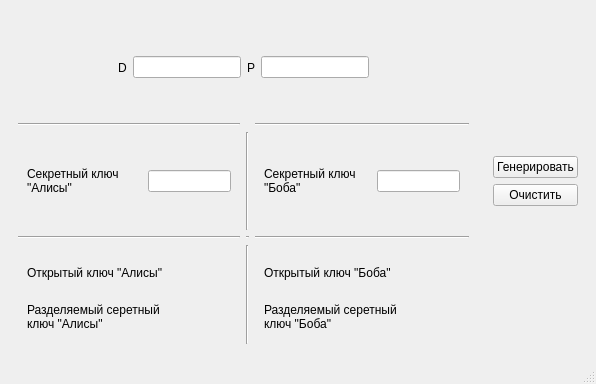
First picture: the form in mainwindow.ui, repository MrFireDeN/RSA, before the edit.
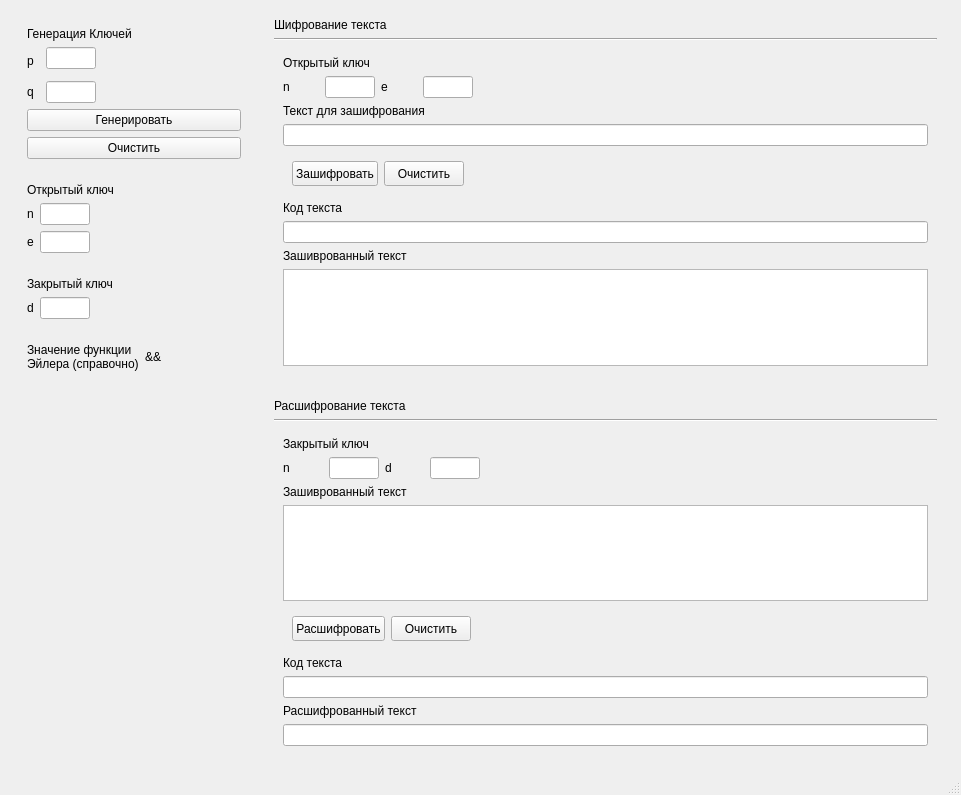
Second picture: the form after the edit.

Commit message: feat: реализован ui

What changed in the file:
```diff
--- a/mainwindow.ui
+++ b/mainwindow.ui
@@ -6,107 +6,105 @@
    <rect>
     <x>0</x>
     <y>0</y>
-    <width>596</width>
-    <height>384</height>
+    <width>961</width>
+    <height>795</height>
    </rect>
   </property>
   <property name="windowTitle">
    <string>RSA</string>
   </property>
   <widget class="QWidget" name="centralwidget">
-   <layout class="QHBoxLayout" name="horizontalLayout_4">
-    <item>
+   <layout class="QGridLayout" name="gridLayout_10">
+    <item row="0" column="0" rowspan="2">
      <widget class="QWidget" name="widget" native="true">
-      <layout class="QGridLayout" name="gridLayout_3">
-       <item row="1" column="0">
-        <widget class="Line" name="line">
-         <property name="orientation">
-          <enum>Qt::Horizontal</enum>
-         </property>
-        </widget>
-       </item>
-       <item row="2" column="1">
-        <widget class="Line" name="line_4">
-         <property name="orientation">
-          <enum>Qt::Vertical</enum>
-         </property>
-        </widget>
-       </item>
-       <item row="2" column="2">
-        <widget class="QWidget" name="widget_4" native="true">
-         <layout class="QHBoxLayout" name="horizontalLayout_2">
-          <item>
-           <widget class="QLabel" name="label_9">
+      <property name="maximumSize">
+       <size>
+        <width>250</width>
+        <height>16777215</height>
+       </size>
+      </property>
+      <layout class="QVBoxLayout" name="verticalLayout">
+       <item>
+        <widget class="QWidget" name="keyGenerator" native="true">
+         <layout class="QGridLayout" name="gridLayout_4">
+          <item row="3" column="4">
+           <spacer name="horizontalSpacer_3">
+            <property name="orientation">
+             <enum>Qt::Horizontal</enum>
+            </property>
+            <property name="sizeHint" stdset="0">
+             <size>
+              <width>40</width>
+              <height>20</height>
+             </size>
+            </property>
+           </spacer>
+          </item>
+          <item row="1" column="2">
+           <widget class="QLineEdit" name="p">
+            <property name="maximumSize">
+             <size>
+              <width>50</width>
+              <height>16777215</height>
+             </size>
+            </property>
+           </widget>
+          </item>
+          <item row="3" column="0">
+           <widget class="QLabel" name="label_2">
             <property name="text">
-             <string>Секретный ключ &quot;Боба&quot;</string>
+             <string>q</string>
             </property>
-            <property name="textFormat">
-             <enum>Qt::AutoText</enum>
+           </widget>
+          </item>
+          <item row="3" column="2">
+           <widget class="QLineEdit" name="q">
+            <property name="maximumSize">
+             <size>
+              <width>50</width>
+              <height>16777215</height>
+             </size>
             </property>
-            <property name="wordWrap">
-             <bool>true</bool>
+           </widget>
+          </item>
+          <item row="1" column="0" rowspan="2" colspan="2">
+           <widget class="QLabel" name="label_1">
+            <property name="text">
+             <string>p</string>
             </property>
            </widget>
           </item>
-          <item>
-           <widget class="QLineEdit" name="secretKeyBob"/>
+          <item row="0" column="0" colspan="5">
+           <widget class="QLabel" name="label">
+            <property name="text">
+             <string>Генерация Ключей</string>
+            </property>
+           </widget>
+          </item>
+          <item row="4" column="0" colspan="5">
+           <widget class="QPushButton" name="btnGenerate">
+            <property name="text">
+             <string>Генерировать</string>
+            </property>
+           </widget>
+          </item>
+          <item row="6" column="0" colspan="5">
+           <widget class="QPushButton" name="btnClean">
+            <property name="text">
+             <string>Очистить</string>
+            </property>
+           </widget>
           </item>
          </layout>
         </widget>
        </item>
-       <item row="4" column="2">
-        <widget class="QWidget" name="widget_6" native="true">
-         <layout class="QGridLayout" name="gridLayout">
-          <item row="0" column="1">
-           <widget class="QLabel" name="openKeyBob">
-            <property name="text">
-             <string/>
-            </property>
-           </widget>
-          </item>
-          <item row="0" column="0">
-           <widget class="QLabel" name="label_7">
-            <property name="text">
-             <string>Открытый ключ &quot;Боба&quot;</string>
-            </property>
-            <property name="textFormat">
-             <enum>Qt::AutoText</enum>
-            </property>
-            <property name="wordWrap">
-             <bool>true</bool>
-            </property>
-           </widget>
-          </item>
-          <item row="1" column="1">
-           <widget class="QLabel" name="globalKeyBob">
-            <property name="text">
-             <string/>
-            </property>
-           </widget>
-          </item>
+       <item>
+        <widget class="QWidget" name="openKeys" native="true">
+         <layout class="QGridLayout" name="gridLayout_5">
           <item row="1" column="0">
-           <widget class="QLabel" name="label_8">
-            <property name="text">
-             <string>Разделяемый серетный ключ &quot;Боба&quot;</string>
-            </property>
-            <property name="textFormat">
-             <enum>Qt::AutoText</enum>
-            </property>
-            <property name="wordWrap">
-             <bool>true</bool>
-            </property>
-           </widget>
-          </item>
-         </layout>
-        </widget>
-       </item>
-       <item row="2" column="0">
-        <widget class="QWidget" name="widget_3" native="true">
-         <layout class="QHBoxLayout" name="horizontalLayout">
-          <item>
            <widget class="QLabel" name="label_3">
             <property name="text">
-             <string>Секретный ключ &quot;Алисы&quot;</string>
+             <string>n</string>
             </property>
             <property name="textFormat">
              <enum>Qt::AutoText</enum>
@@ -116,39 +114,79 @@
             </property>
            </widget>
           </item>
-          <item>
-           <widget class="QLineEdit" name="secretKeyAlice"/>
+          <item row="1" column="1">
+           <widget class="QLineEdit" name="openKeyN">
+            <property name="maximumSize">
+             <size>
+              <width>50</width>
+              <height>16777215</height>
+             </size>
+            </property>
+           </widget>
+          </item>
+          <item row="2" column="0">
+           <widget class="QLabel" name="label_9">
+            <property name="text">
+             <string>e</string>
+            </property>
+            <property name="textFormat">
+             <enum>Qt::AutoText</enum>
+            </property>
+            <property name="wordWrap">
+             <bool>true</bool>
+            </property>
+           </widget>
+          </item>
+          <item row="2" column="1">
+           <widget class="QLineEdit" name="openKeyE">
+            <property name="maximumSize">
+             <size>
+              <width>50</width>
+              <height>16777215</height>
+             </size>
+            </property>
+           </widget>
+          </item>
+          <item row="2" column="3">
+           <spacer name="horizontalSpacer_6">
+            <property name="orientation">
+             <enum>Qt::Horizontal</enum>
+            </property>
+            <property name="sizeHint" stdset="0">
+             <size>
+              <width>40</width>
+              <height>20</height>
+             </size>
+            </property>
+           </spacer>
+          </item>
+          <item row="0" column="0" colspan="4">
+           <widget class="QLabel" name="label_10">
+            <property name="text">
+             <string>Открытый ключ</string>
+            </property>
+           </widget>
           </item>
          </layout>
         </widget>
        </item>
-       <item row="4" column="0">
-        <widget class="QWidget" name="widget_5" native="true">
+       <item>
+        <widget class="QWidget" name="secretKeys" native="true">
          <layout class="QGridLayout" name="gridLayout_2">
-          <item row="0" column="0">
-           <widget class="QLabel" name="label_5">
-            <property name="text">
-             <string>Открытый ключ &quot;Алисы&quot;</string>
-            </property>
-            <property name="textFormat">
-             <enum>Qt::AutoText</enum>
-            </property>
-            <property name="wordWrap">
-             <bool>true</bool>
-            </property>
-           </widget>
-          </item>
-          <item row="0" column="1">
-           <widget class="QLabel" name="openKeyAlice">
-            <property name="text">
-             <string/>
+          <item row="1" column="1">
+           <widget class="QLineEdit" name="secretKeyD">
+            <property name="maximumSize">
+             <size>
+              <width>50</width>
+              <height>16777215</height>
+             </size>
             </property>
            </widget>
           </item>
           <item row="1" column="0">
            <widget class="QLabel" name="label_6">
             <property name="text">
-             <string>Разделяемый серетный ключ &quot;Алисы&quot;</string>
+             <string>d</string>
             </property>
             <property name="textFormat">
              <enum>Qt::AutoText</enum>
@@ -158,20 +196,7 @@
             </property>
            </widget>
           </item>
-          <item row="1" column="1">
-           <widget class="QLabel" name="globalKeyAlice">
-            <property name="text">
-             <string/>
-            </property>
-           </widget>
-          </item>
-         </layout>
-        </widget>
-       </item>
-       <item row="0" column="0" colspan="3">
-        <widget class="QWidget" name="widget_2" native="true">
-         <layout class="QHBoxLayout" name="horizontalLayout_3">
-          <item>
+          <item row="1" column="2">
            <spacer name="horizontalSpacer">
             <property name="orientation">
              <enum>Qt::Horizontal</enum>
@@ -184,27 +209,75 @@
             </property>
            </spacer>
           </item>
-          <item>
-           <widget class="QLabel" name="label_1">
+          <item row="0" column="0" colspan="3">
+           <widget class="QLabel" name="label_5">
             <property name="text">
-             <string>D</string>
+             <string>Закрытый ключ</string>
             </property>
+            <property name="textFormat">
+             <enum>Qt::AutoText</enum>
+            </property>
+            <property name="wordWrap">
+             <bool>true</bool>
+            </property>
            </widget>
           </item>
+         </layout>
+        </widget>
+       </item>
+       <item>
+        <widget class="QWidget" name="eulerFun" native="true">
+         <layout class="QHBoxLayout" name="horizontalLayout">
           <item>
-           <widget class="QLineEdit" name="D"/>
+           <widget class="QLabel" name="label_8">
+            <property name="text">
+             <string>Значение функции Эйлера (справочно)</string>
+            </property>
+            <property name="wordWrap">
+             <bool>true</bool>
+            </property>
+           </widget>
           </item>
           <item>
-           <widget class="QLabel" name="label_2">
+           <widget class="QLabel" name="euler">
             <property name="text">
-             <string>P</string>
+             <string>&amp;&amp;</string>
             </property>
            </widget>
           </item>
-          <item>
-           <widget class="QLineEdit" name="P"/>
+         </layout>
+        </widget>
+       </item>
+       <item>
+        <spacer name="verticalSpacer">
+         <property name="orientation">
+          <enum>Qt::Vertical</enum>
+         </property>
+         <property name="sizeHint" stdset="0">
+          <size>
+           <width>20</width>
+           <height>40</height>
+          </size>
+         </property>
+        </spacer>
+       </item>
+      </layout>
+     </widget>
+    </item>
+    <item row="0" column="1">
+     <widget class="QWidget" name="widget_11" native="true">
+      <layout class="QGridLayout" name="gridLayout">
+       <item row="2" column="0">
+        <widget class="QWidget" name="widget_6" native="true">
+         <layout class="QGridLayout" name="gridLayout_3">
+          <item row="2" column="0" colspan="5">
+           <widget class="QLabel" name="label_15">
+            <property name="text">
+             <string>Текст для зашифрования</string>
+            </property>
+           </widget>
           </item>
-          <item>
+          <item row="1" column="4">
            <spacer name="horizontalSpacer_2">
             <property name="orientation">
              <enum>Qt::Horizontal</enum>
@@ -217,90 +290,285 @@
             </property>
            </spacer>
           </item>
+          <item row="1" column="1">
+           <widget class="QLineEdit" name="secretKeyBob_2">
+            <property name="maximumSize">
+             <size>
+              <width>50</width>
+              <height>16777215</height>
+             </size>
+            </property>
+           </widget>
+          </item>
+          <item row="1" column="0">
+           <widget class="QLabel" name="label_7">
+            <property name="text">
+             <string>n</string>
+            </property>
+            <property name="textFormat">
+             <enum>Qt::AutoText</enum>
+            </property>
+            <property name="wordWrap">
+             <bool>true</bool>
+            </property>
+           </widget>
+          </item>
+          <item row="1" column="3">
+           <widget class="QLineEdit" name="secretKeyAlice_2">
+            <property name="maximumSize">
+             <size>
+              <width>50</width>
+              <height>16777215</height>
+             </size>
+            </property>
+           </widget>
+          </item>
+          <item row="3" column="0" colspan="5">
+           <widget class="QLineEdit" name="lineEdit_2"/>
+          </item>
+          <item row="6" column="0" colspan="5">
+           <widget class="QLineEdit" name="lineEdit_3"/>
+          </item>
+          <item row="8" column="0" colspan="5">
+           <widget class="QTextEdit" name="textEdit"/>
+          </item>
+          <item row="0" column="0" colspan="5">
+           <widget class="QLabel" name="label_12">
+            <property name="text">
+             <string>Открытый ключ</string>
+            </property>
+           </widget>
+          </item>
+          <item row="5" column="0" colspan="5">
+           <widget class="QLabel" name="label_16">
+            <property name="text">
+             <string>Код текста</string>
+            </property>
+           </widget>
+          </item>
+          <item row="1" column="2">
+           <widget class="QLabel" name="label_13">
+            <property name="text">
+             <string>e</string>
+            </property>
+            <property name="textFormat">
+             <enum>Qt::AutoText</enum>
+            </property>
+            <property name="wordWrap">
+             <bool>true</bool>
+            </property>
+           </widget>
+          </item>
+          <item row="7" column="0" colspan="5">
+           <widget class="QLabel" name="label_17">
+            <property name="text">
+             <string>Зашиврованный текст</string>
+            </property>
+           </widget>
+          </item>
+          <item row="4" column="0" colspan="4">
+           <widget class="QWidget" name="widget_12" native="true">
+            <layout class="QHBoxLayout" name="horizontalLayout_2">
+             <item>
+              <widget class="QPushButton" name="pushButton">
+               <property name="minimumSize">
+                <size>
+                 <width>0</width>
+                 <height>25</height>
+                </size>
+               </property>
+               <property name="text">
+                <string>Зашифровать</string>
+               </property>
+              </widget>
+             </item>
+             <item>
+              <widget class="QPushButton" name="pushButton_2">
+               <property name="minimumSize">
+                <size>
+                 <width>0</width>
+                 <height>25</height>
+                </size>
+               </property>
+               <property name="text">
+                <string>Очистить</string>
+               </property>
+              </widget>
+             </item>
+            </layout>
+           </widget>
+          </item>
          </layout>
         </widget>
        </item>
-       <item row="1" column="2">
+       <item row="0" column="0" colspan="2">
+        <widget class="QLabel" name="label_11">
+         <property name="text">
+          <string>Шифрование текста</string>
+         </property>
+        </widget>
+       </item>
+       <item row="1" column="0">
+        <widget class="Line" name="line">
+         <property name="orientation">
+          <enum>Qt::Horizontal</enum>
+         </property>
+        </widget>
+       </item>
+      </layout>
+     </widget>
+    </item>
+    <item row="1" column="1">
+     <widget class="QWidget" name="widget_13" native="true">
+      <layout class="QGridLayout" name="gridLayout_8">
+       <item row="2" column="0">
+        <widget class="QWidget" name="widget_16" native="true">
+         <layout class="QGridLayout" name="gridLayout_9">
+          <item row="1" column="2">
+           <widget class="QLabel" name="label_34">
+            <property name="text">
+             <string>d</string>
+            </property>
+            <property name="textFormat">
+             <enum>Qt::AutoText</enum>
+            </property>
+            <property name="wordWrap">
+             <bool>true</bool>
+            </property>
+           </widget>
+          </item>
+          <item row="1" column="0">
+           <widget class="QLabel" name="label_31">
+            <property name="text">
+             <string>n</string>
+            </property>
+            <property name="textFormat">
+             <enum>Qt::AutoText</enum>
+            </property>
+            <property name="wordWrap">
+             <bool>true</bool>
+            </property>
+           </widget>
+          </item>
+          <item row="1" column="1">
+           <widget class="QLineEdit" name="secretKeyBob_5">
+            <property name="maximumSize">
+             <size>
+              <width>50</width>
+              <height>16777215</height>
+             </size>
+            </property>
+           </widget>
+          </item>
+          <item row="1" column="3">
+           <widget class="QLineEdit" name="secretKeyAlice_5">
+            <property name="maximumSize">
+             <size>
+              <width>50</width>
+              <height>16777215</height>
+             </size>
+            </property>
+           </widget>
+          </item>
+          <item row="1" column="4">
+           <spacer name="horizontalSpacer_7">
+            <property name="orientation">
+             <enum>Qt::Horizontal</enum>
+            </property>
+            <property name="sizeHint" stdset="0">
+             <size>
+              <width>40</width>
+              <height>20</height>
+             </size>
+            </property>
+           </spacer>
+          </item>
+          <item row="6" column="0" colspan="4">
+           <widget class="QWidget" name="widget_17" native="true">
+            <layout class="QHBoxLayout" name="horizontalLayout_5">
+             <item>
+              <widget class="QPushButton" name="pushButton_7">
+               <property name="minimumSize">
+                <size>
+                 <width>0</width>
+                 <height>25</height>
+                </size>
+               </property>
+               <property name="text">
+                <string>Расшифровать</string>
+               </property>
+              </widget>
+             </item>
+             <item>
+              <widget class="QPushButton" name="pushButton_8">
+               <property name="minimumSize">
+                <size>
+                 <width>0</width>
+                 <height>25</height>
+                </size>
+               </property>
+               <property name="text">
+                <string>Очистить</string>
+               </property>
+              </widget>
+             </item>
+            </layout>
+           </widget>
+          </item>
+          <item row="10" column="0" colspan="5">
+           <widget class="QLineEdit" name="lineEdit_9"/>
+          </item>
+          <item row="2" column="0" colspan="5">
+           <widget class="QLabel" name="label_35">
+            <property name="text">
+             <string>Зашиврованный текст</string>
+            </property>
+           </widget>
+          </item>
+          <item row="0" column="0" colspan="5">
+           <widget class="QLabel" name="label_32">
+            <property name="text">
+             <string>Закрытый ключ</string>
+            </property>
+           </widget>
+          </item>
+          <item row="3" column="0" colspan="5">
+           <widget class="QTextEdit" name="textEdit_4"/>
+          </item>
+          <item row="9" column="0" colspan="5">
+           <widget class="QLabel" name="label_33">
+            <property name="text">
+             <string>Код текста</string>
+            </property>
+           </widget>
+          </item>
+          <item row="11" column="0" colspan="5">
+           <widget class="QLabel" name="label_30">
+            <property name="text">
+             <string>Расшифрованный текст</string>
+            </property>
+           </widget>
+          </item>
+          <item row="12" column="0" colspan="5">
+           <widget class="QLineEdit" name="lineEdit_8"/>
+          </item>
+         </layout>
+        </widget>
+       </item>
+       <item row="0" column="0" colspan="2">
+        <widget class="QLabel" name="label_36">
+         <property name="text">
+          <string>Расшифрование текста</string>
+         </property>
+        </widget>
+       </item>
+       <item row="1" column="0">
         <widget class="Line" name="line_2">
          <property name="orientation">
           <enum>Qt::Horizontal</enum>
          </property>
         </widget>
        </item>
-       <item row="4" column="1">
-        <widget class="Line" name="line_3">
-         <property name="orientation">
-          <enum>Qt::Vertical</enum>
-         </property>
-        </widget>
-       </item>
-       <item row="3" column="0">
-        <widget class="Line" name="line_5">
-         <property name="orientation">
-          <enum>Qt::Horizontal</enum>
-         </property>
-        </widget>
-       </item>
-       <item row="3" column="1">
-        <widget class="Line" name="line_6">
-         <property name="orientation">
-          <enum>Qt::Horizontal</enum>
-         </property>
-        </widget>
-       </item>
-       <item row="3" column="2">
-        <widget class="Line" name="line_7">
-         <property name="orientation">
-          <enum>Qt::Horizontal</enum>
-         </property>
-        </widget>
-       </item>
-      </layout>
-     </widget>
-    </item>
-    <item>
-     <widget class="QWidget" name="widget_11" native="true">
-      <layout class="QVBoxLayout" name="verticalLayout">
-       <item>
-        <spacer name="verticalSpacer">
-         <property name="orientation">
-          <enum>Qt::Vertical</enum>
-         </property>
-         <property name="sizeHint" stdset="0">
-          <size>
-           <width>20</width>
-           <height>40</height>
-          </size>
-         </property>
-        </spacer>
-       </item>
-       <item>
-        <widget class="QPushButton" name="btnGenerate">
-         <property name="text">
-          <string>Генерировать</string>
-         </property>
-        </widget>
-       </item>
-       <item>
-        <widget class="QPushButton" name="btnClean">
-         <property name="text">
-          <string>Очистить</string>
-         </property>
-        </widget>
-       </item>
-       <item>
-        <spacer name="verticalSpacer_2">
-         <property name="orientation">
-          <enum>Qt::Vertical</enum>
-         </property>
-         <property name="sizeHint" stdset="0">
-          <size>
-           <width>20</width>
-           <height>40</height>
-          </size>
-         </property>
-        </spacer>
-       </item>
       </layout>
      </widget>
     </item>
```
Left out of the diff: 2 changed lines with no effect on the pictures. The commit also changes 1 other file.
